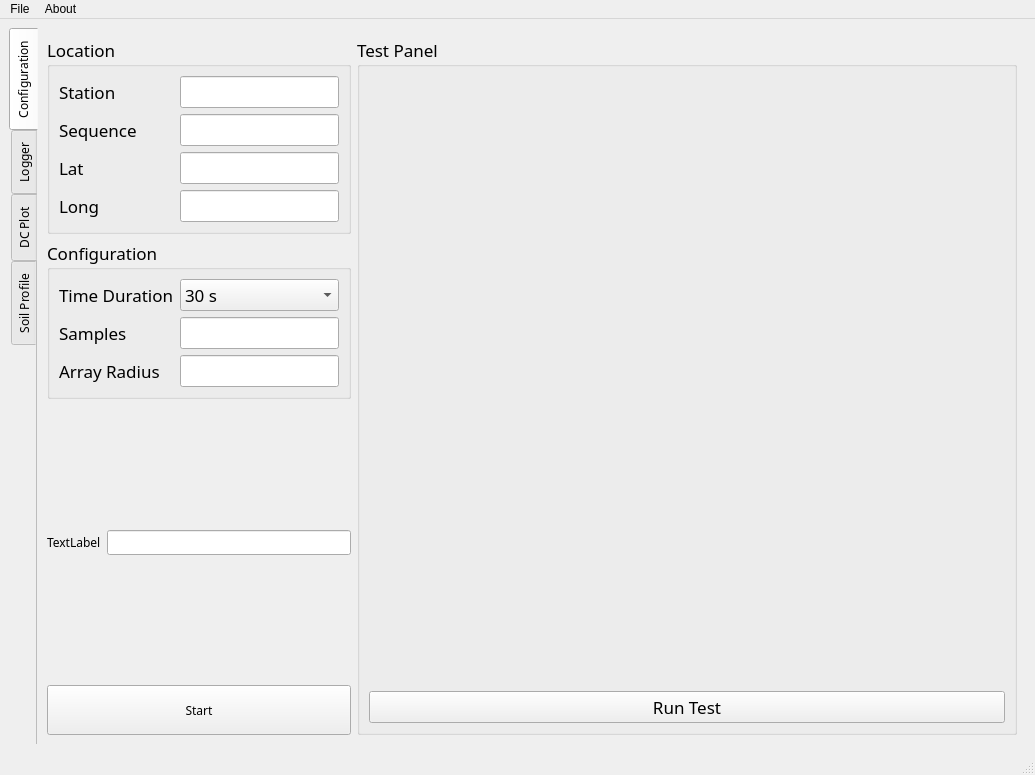
Above: untitled.ui from Tirawatscu/gVwave001 before the change. Below: the same form after it.
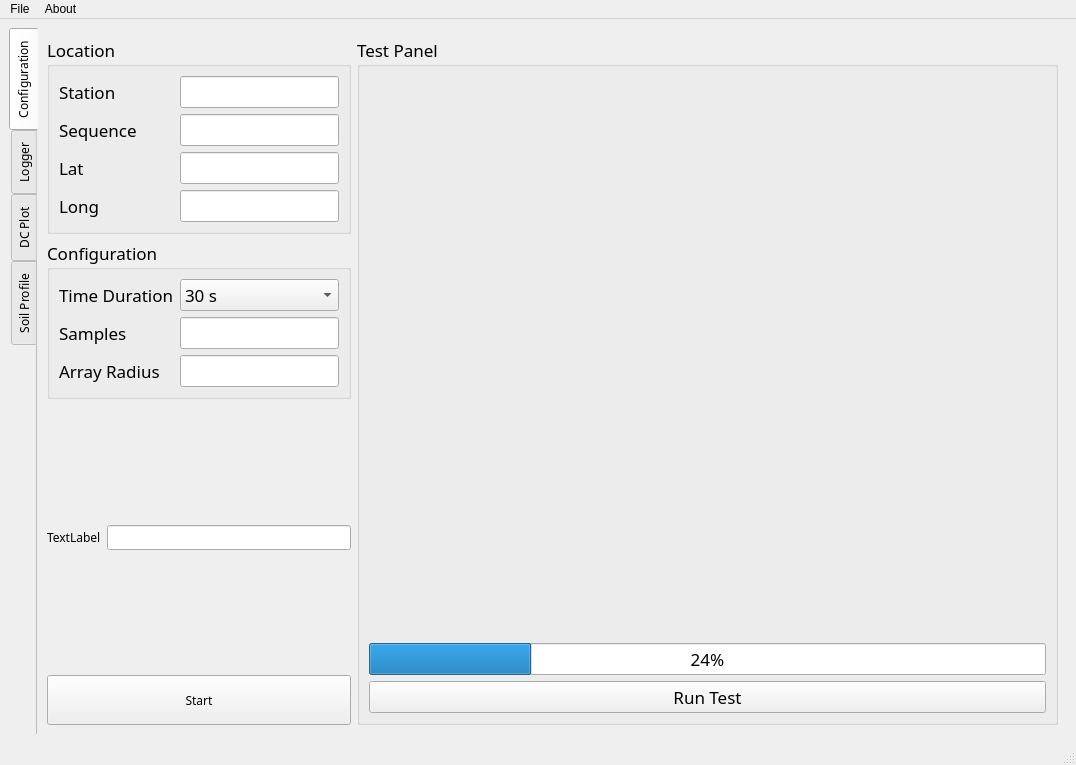
That is the form after the change. Custom widgets are drawn as their Qt base class.

Commit message: Thread Class

```diff
--- a/untitled.ui
+++ b/untitled.ui
@@ -6,8 +6,8 @@
    <rect>
     <x>0</x>
     <y>0</y>
-    <width>1035</width>
-    <height>775</height>
+    <width>1076</width>
+    <height>765</height>
    </rect>
   </property>
   <property name="sizePolicy">
@@ -286,22 +286,7 @@
              </property>
             </widget>
            </item>
-           <item row="0" column="0">
-            <widget class="PlotWidget" name="Wave1" native="true">
-             <property name="sizePolicy">
-              <sizepolicy hsizetype="Expanding" vsizetype="Expanding">
-               <horstretch>0</horstretch>
-               <verstretch>0</verstretch>
-              </sizepolicy>
-             </property>
-             <property name="font">
-              <font>
-               <family>Sarabun</family>
-              </font>
-             </property>
-            </widget>
-           </item>
-           <item row="3" column="0">
+           <item row="4" column="0">
             <widget class="QPushButton" name="RunButton">
              <property name="sizePolicy">
               <sizepolicy hsizetype="Minimum" vsizetype="Maximum">
@@ -319,6 +304,13 @@
              </property>
             </widget>
            </item>
+           <item row="3" column="0">
+            <widget class="QProgressBar" name="progressBar">
+             <property name="value">
+              <number>24</number>
+             </property>
+            </widget>
+           </item>
           </layout>
          </widget>
         </item>
@@ -1282,7 +1274,7 @@
     <rect>
      <x>0</x>
      <y>0</y>
-     <width>1035</width>
+     <width>1076</width>
      <height>24</height>
     </rect>
    </property>
```
Left out of the diff: 15 changed lines with no effect on the pictures. The commit also changes 6 other files.
